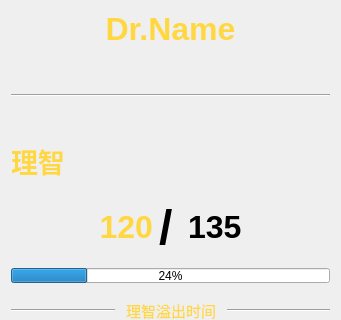
Qt form resources/ui/UI_DoctorChart.ui (Chr0nixz/Closure) before a commit; both pictures show x 0 to 341 and y 0 to 320 of the 341 by 800 pixel window.
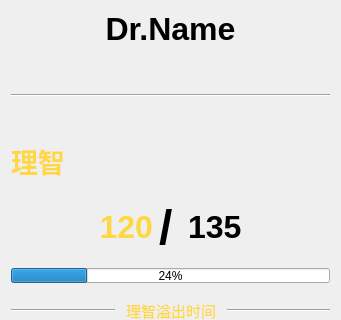
The same form after that commit.

Diff of the .ui file:
```diff
--- a/resources/ui/UI_DoctorChart.ui
+++ b/resources/ui/UI_DoctorChart.ui
@@ -38,9 +38,6 @@
        <bold>true</bold>
       </font>
      </property>
-     <property name="styleSheet">
-      <string notr="true">color: #ffd740</string>
-     </property>
      <property name="text">
       <string>Dr.Name</string>
      </property>
```
